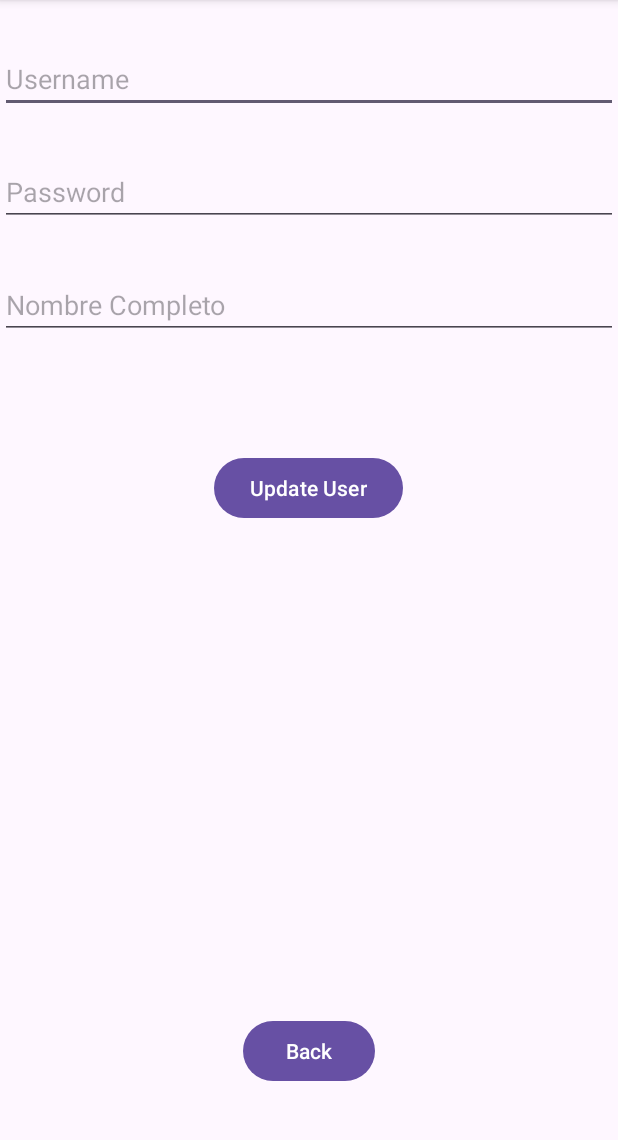
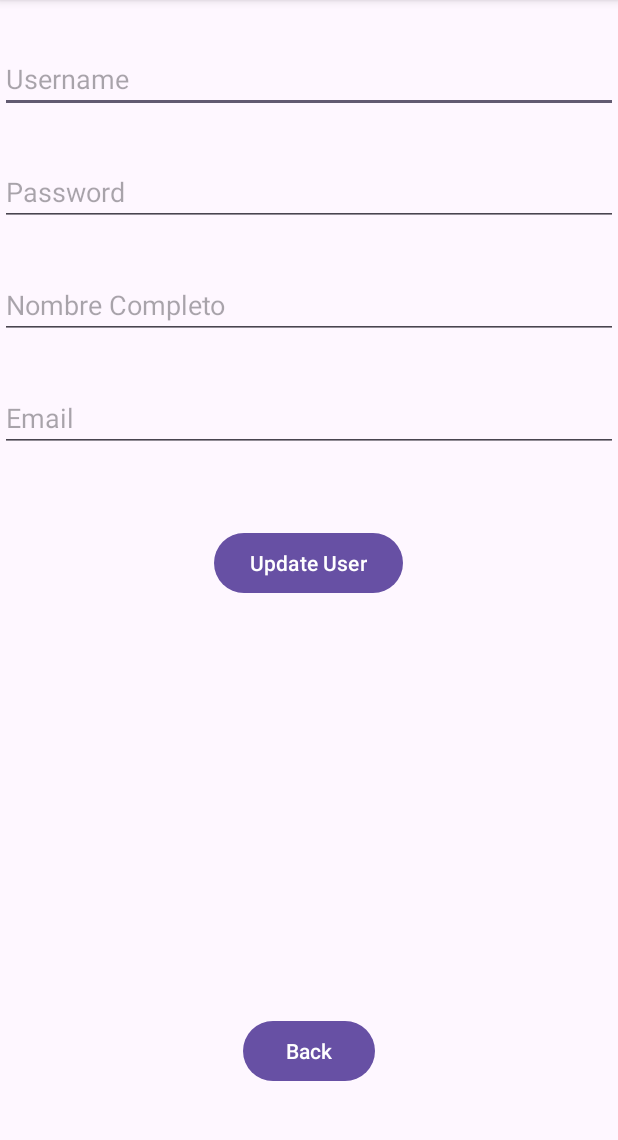
Before and after one commit to di-saldana/SQLite, an Android app: the UpdateUser screen opened directly, with no data from a screen before it, after a tap on "Update User", on a phone screen of 412 x 824 dp, the part 96-1236 px from its top. Run offline under Robolectric (Android 15) with nearby library versions, the phone set to English and light mode, and no system bars; our stand-ins replace Room's generated code.

Commit message:
update user

```diff
--- a/app/src/main/java/es/ua/eps/sqliteapp/UpdateUser.kt
+++ b/app/src/main/java/es/ua/eps/sqliteapp/UpdateUser.kt
@@ -2,10 +2,14 @@ package es.ua.eps.sqliteapp
 
 import androidx.appcompat.app.AppCompatActivity
 import android.os.Bundle
+import android.widget.Toast
+import androidx.room.Room
+import androidx.room.RoomDatabase
 import es.ua.eps.sqliteapp.databinding.ActivityUpdateUserBinding
 
 class UpdateUser : AppCompatActivity() {
     private lateinit var bindings: ActivityUpdateUserBinding
+
     override fun onCreate(savedInstanceState: Bundle?) {
         super.onCreate(savedInstanceState)
         bindings = ActivityUpdateUserBinding.inflate(layoutInflater)
@@ -13,8 +17,39 @@ class UpdateUser : AppCompatActivity() {
         with(bindings) {
             setContentView(root)
 
-            updateButton.setOnClickListener{
+            val db = Room.databaseBuilder(
+                applicationContext,
+                AppDatabase::class.java,
+                "db.db"
+            ).allowMainThreadQueries().setJournalMode(RoomDatabase.JournalMode.TRUNCATE).build()
 
+            updateButton.setOnClickListener {
+                val username = usernameEditText.text.toString()
+                val password = passwordEditText.text.toString()
+                val nombre = nameEditText.text.toString()
+                val email = emailEditText.text.toString()
+
+                val existingUser = db.userDAO().loadOneByUsername(username)
+
+                if (existingUser != null) {
+                    existingUser.password = password
+                    existingUser.nombre = nombre
+                    existingUser.email = email
+
+                    db.userDAO().update(existingUser)
+
+                    Toast.makeText(
+                        this@UpdateUser,
+                        "User updated successfully",
+                        Toast.LENGTH_SHORT
+                    ).show()
+                } else {
+                    Toast.makeText(
+                        this@UpdateUser,
+                        "User not found",
+                        Toast.LENGTH_SHORT
+                    ).show()
+                }
             }
 
             closeButton.setOnClickListener {
--- a/app/src/main/java/es/ua/eps/sqliteapp/UserDAO.kt
+++ b/app/src/main/java/es/ua/eps/sqliteapp/UserDAO.kt
@@ -11,8 +11,11 @@ interface UserDAO {
     @Query("SELECT * FROM user")
     fun loadAll(): List<User>
 
-//    @Query("SELECT * FROM user WHERE uid IN (:userIds)")
-//    fun loadAllByUserId(userIds: List<Int>): List<User>
+    @Query("SELECT * FROM user WHERE uid IN (:userIds)")
+    fun loadAllByUsersId(userIds: List<Int>): List<User>
+
+    @Query("SELECT * FROM user WHERE username = :username LIMIT 1")
+    fun loadOneByUsername(username: String): User?
 
     @Query("SELECT * FROM user where username = :username AND password = :password")
     fun login(username: String, password: String): User?
--- a/app/src/main/res/layout/activity_update_user.xml
+++ b/app/src/main/res/layout/activity_update_user.xml
@@ -3,42 +3,50 @@
     xmlns:tools="http://schemas.android.com/tools"
     android:layout_width="match_parent"
     android:layout_height="match_parent"
-    tools:context=".UpdateUser">
+    tools:context=".NewUser">
 
     <EditText
-        android:id="@+id/updateUsernameEditText"
+        android:id="@+id/usernameEditText"
         android:layout_width="match_parent"
         android:layout_height="wrap_content"
         android:hint="Username"
         android:layout_marginTop="30dp"
+        android:layout_alignParentStart="true"
         android:layout_alignParentTop="true" />
 
     <EditText
-        android:id="@+id/updatePasswordEditText"
+        android:id="@+id/passwordEditText"
         android:layout_width="match_parent"
         android:layout_height="wrap_content"
         android:layout_marginTop="30dp"
         android:hint="Password"
         android:inputType="textPassword"
-        android:layout_below="@id/updateUsernameEditText"
-        android:layout_centerHorizontal="true"/>
+        android:layout_below="@id/usernameEditText"/>
 
     <EditText
-        android:id="@+id/updateNameEditText"
+        android:id="@+id/nameEditText"
         android:layout_width="match_parent"
         android:layout_height="wrap_content"
         android:layout_marginTop="30dp"
         android:hint="Nombre Completo"
-        android:layout_below="@id/updatePasswordEditText" />
+        android:layout_below="@id/passwordEditText"/>
+
+    <EditText
+        android:id="@+id/emailEditText"
+        android:layout_width="match_parent"
+        android:layout_height="wrap_content"
+        android:layout_marginTop="30dp"
+        android:hint="Email"
+        android:layout_below="@id/nameEditText" />
 
     <Button
         android:id="@+id/updateButton"
         android:layout_width="wrap_content"
         android:layout_height="wrap_content"
-        android:text="Update User"
-        android:layout_marginTop="75dp"
-        android:layout_below="@id/updateNameEditText"
-        android:layout_centerHorizontal="true"/>
+        android:layout_below="@id/emailEditText"
+        android:layout_centerHorizontal="true"
+        android:layout_marginTop="50dp"
+        android:text="Update User" />
 
     <Button
         android:id="@+id/closeButton"
```
